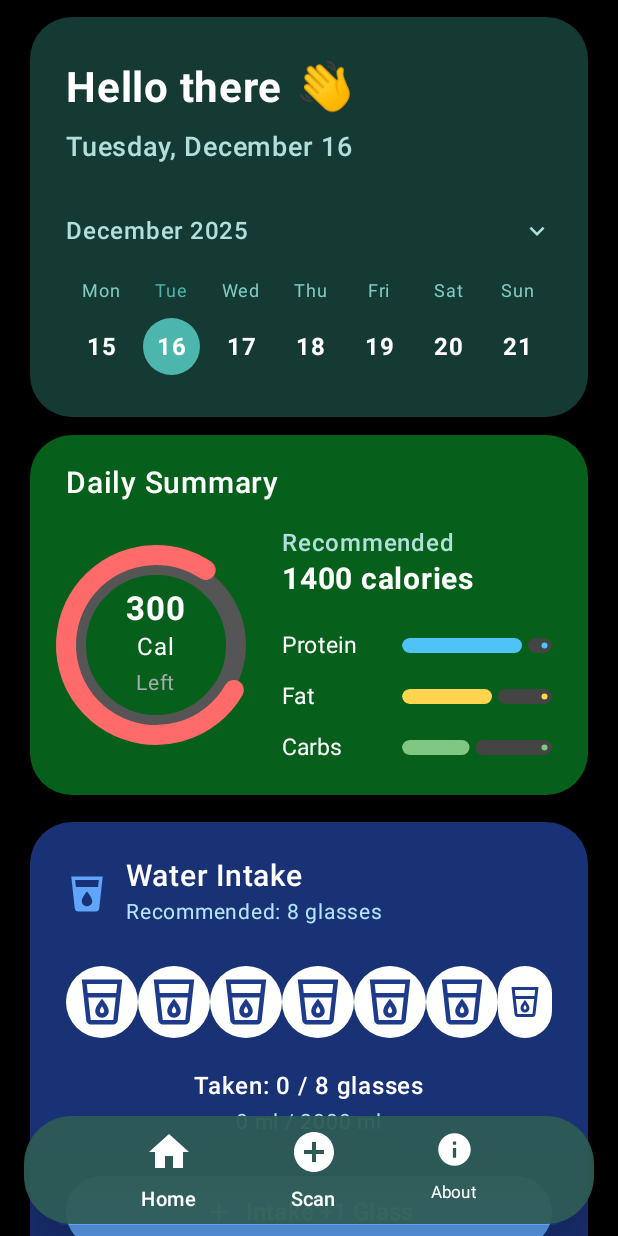
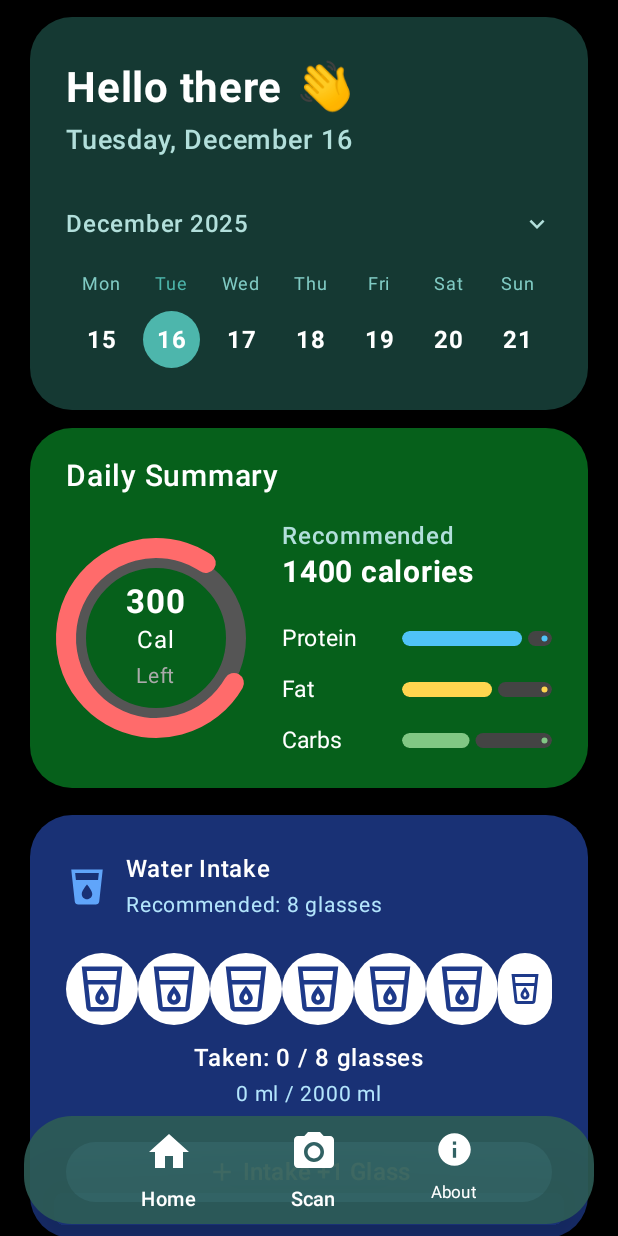
Before and after one commit to Nusrat1604063/CalorieTrackerAI, an Android app built with Jetpack Compose: the screen it shows after launch (MainActivity), on a phone screen of 412 x 824 dp. Run offline under Robolectric (Android 15) with nearby library versions, the phone set to English and light mode, and no system bars.

Commit message:
Water intake card add and modification

```diff
--- a/app/src/main/java/com/example/calorietrack/Presentation/BottomBar.kt
+++ b/app/src/main/java/com/example/calorietrack/Presentation/BottomBar.kt
@@ -16,6 +16,7 @@ import androidx.compose.material.icons.Icons
 import androidx.compose.material.icons.filled.AddCircle
 import androidx.compose.material.icons.filled.Home
 import androidx.compose.material.icons.filled.Info
+import androidx.compose.material.icons.filled.PhotoCamera
 import androidx.compose.material3.Card
 import androidx.compose.material3.CardDefaults
 import androidx.compose.material3.Icon
@@ -46,7 +47,7 @@ fun FloatingBottomBar(
         Card(
             shape = RoundedCornerShape(32.dp),
             colors = CardDefaults.cardColors(
-                containerColor = Color(0xFF2E5C56).copy(alpha = 0.95f) // ← Soft green container
+                containerColor = Color(0xFF2E5C56).copy(alpha = 0.9f) // ← Soft green container
             ),
             elevation = CardDefaults.cardElevation(defaultElevation = 16.dp),
             modifier = Modifier
@@ -73,7 +74,7 @@ fun FloatingBottomBar(
                     tab = BottomBarTab.Scan,
                     selected = selectedTab == BottomBarTab.Scan,
                     onClick = { onTabSelected(BottomBarTab.Scan) },
-                    icon = Icons.Filled.AddCircle,
+                    icon = Icons.Filled.PhotoCamera,
                     label = "Scan",
                     isHighlighted = true
                 )
--- a/app/src/main/java/com/example/calorietrack/Presentation/HomeScreen.kt
+++ b/app/src/main/java/com/example/calorietrack/Presentation/HomeScreen.kt
@@ -7,7 +7,6 @@ import androidx.compose.foundation.shape.CircleShape
 import androidx.compose.foundation.shape.RoundedCornerShape
 import androidx.compose.foundation.verticalScroll
 import androidx.compose.material.icons.Icons
-import androidx.compose.material.icons.filled.ArrowDropDown
 import androidx.compose.material.icons.filled.KeyboardArrowDown
 import androidx.compose.material3.*
 import androidx.compose.runtime.Composable
@@ -16,22 +15,15 @@ import androidx.compose.runtime.remember
 import androidx.compose.ui.Alignment
 import androidx.compose.ui.Modifier
 import androidx.compose.ui.draw.clip
-import androidx.compose.ui.graphics.Brush
 import androidx.compose.ui.graphics.Color
-import androidx.compose.ui.graphics.PaintingStyle.Companion.Stroke
 import androidx.compose.ui.graphics.StrokeCap
 import androidx.compose.ui.graphics.drawscope.Stroke
 import androidx.compose.ui.text.font.FontWeight
-import androidx.compose.ui.text.style.TextAlign
 import androidx.compose.ui.tooling.preview.Preview
 import androidx.compose.ui.unit.dp
 import androidx.compose.ui.unit.sp
 import androidx.compose.runtime.getValue
-import androidx.compose.runtime.getValue
-import com.example.calorietrack.ui.theme.GreenDark
-import java.time.LocalDate
-import java.time.format.DateTimeFormatter
-import androidx.compose.runtime.getValue
+
 import androidx.compose.runtime.setValue
 
 
@@ -96,7 +88,7 @@ fun HelloThereCard() {
                 )
             }
 
-            Spacer(modifier = Modifier.height(8.dp))
+            Spacer(modifier = Modifier.height(3.dp))
 
             // Today's date
             Text(
@@ -171,6 +163,7 @@ fun HelloThereCard() {
         }
     }
 }
+
 //#35554F -- calm Sage Teal
 @Composable
 fun DailySummaryCard() {
@@ -218,13 +211,11 @@ fun DailySummaryCard() {
                             style = Stroke(width = strokeWidth, cap = StrokeCap.Round)
                         )
 
-                        // Red progress arc – now starts from right (0°) clockwise
-                        // This makes the unfilled (gray) gap appear on the right side, centered vertically
                         val progress = 0.76f // Adjust as needed (e.g., 76% consumed → 24% left)
                         drawArc(
-                            color = Color(0xFFFF6B6B), // Solid red – change to gradient if you want
-                            startAngle = 30f,                  // Start at 3 o'clock (right)
-                            sweepAngle = 360f * progress,     // Sweep clockwise
+                            color = Color(0xFFFF6B6B),
+                            startAngle = 30f,
+                            sweepAngle = 360f * progress,
                             useCenter = false,
                             style = Stroke(width = strokeWidth, cap = StrokeCap.Round)
                         )
--- a/app/src/main/java/com/example/calorietrack/Presentation/WaterIntakeCard.kt
+++ b/app/src/main/java/com/example/calorietrack/Presentation/WaterIntakeCard.kt
@@ -71,12 +71,12 @@ fun WaterIntakeCard() {
                 Icon(Icons.Default.LocalDrink, null, tint = Color(0xFF60A5FA), modifier = Modifier.size(28.dp))
                 Spacer(Modifier.width(12.dp))
                 Column {
-                    Text("Water Intake", fontSize = 20.sp, fontWeight = FontWeight.SemiBold, color = Color.White)
+                    Text("Water Intake", fontSize = 16.sp, fontWeight = FontWeight.SemiBold, color = Color.White)
                     Text("Recommended: $goalGlasses glasses", fontSize = 14.sp, color = Color(0xFFB3E5FC))
                 }
             }
 
-            Spacer(Modifier.height(24.dp))
+            Spacer(Modifier.height(20.dp))
 
             // Glass icons row
             Row(
@@ -100,7 +100,7 @@ fun WaterIntakeCard() {
                 }
             }
 
-            Spacer(Modifier.height(20.dp))
+            Spacer(Modifier.height(10.dp))
 
             Text(
                 text = "Taken: $glassesTaken / $goalGlasses glasses",
@@ -116,7 +116,7 @@ fun WaterIntakeCard() {
                 modifier = Modifier.align(Alignment.CenterHorizontally)
             )
 
-            Spacer(Modifier.height(24.dp))
+            Spacer(Modifier.height(20.dp))
 
             // Intake button – direct increment here
             Button(
@@ -132,11 +132,11 @@ fun WaterIntakeCard() {
                 ),
                 modifier = Modifier
                     .fillMaxWidth()
-                    .height(48.dp),
+                    .height(40.dp),
                 shape = RoundedCornerShape(24.dp)
             ) {
                 Icon(Icons.Default.Add, contentDescription = null, modifier = Modifier.size(20.dp))
-                Spacer(Modifier.width(8.dp))
+                Spacer(Modifier.width(4.dp))
                 Text("Intake +1 Glass", fontSize = 16.sp, fontWeight = FontWeight.SemiBold)
             }
         }
```
